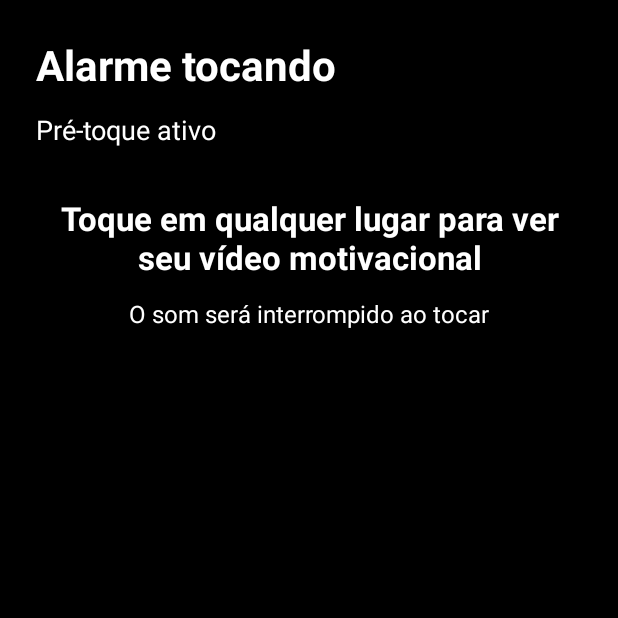
After one commit to nosilleh/AlarmeMotivacional, an Android app: the AlarmRingingActivity screen opened directly, with no data from a screen before it, on a phone screen of 412 x 824 dp, the top half of it. The commit adds this screen. Run offline under Robolectric (Android 15) with nearby library versions, the phone set to English and light mode, and no system bars.

Commit message:
Ajusta fluxo do alarme e adiciona edição dos cards

```diff
--- a/app/src/main/java/com/example/alarmemotivacional/ui/alarms/AlarmAdapter.kt
+++ b/app/src/main/java/com/example/alarmemotivacional/ui/alarms/AlarmAdapter.kt
@@ -13,6 +13,7 @@ import com.google.android.material.materialswitch.MaterialSwitch
 class AlarmAdapter(
     private val lista: MutableList<AlarmData>,
     private val onToggle: (AlarmData) -> Unit,
+    private val onAlarmClick: (AlarmData) -> Unit,
     private val onRemove: (AlarmData) -> Unit
 ) : RecyclerView.Adapter<AlarmAdapter.AlarmViewHolder>() {
 
@@ -44,6 +45,10 @@ class AlarmAdapter(
         holder.switchAtivo.isChecked = alarme.isActive
         holder.switchAtivo.setOnCheckedChangeListener { _, isChecked ->
             onToggle(alarme.copy(isActive = isChecked))
+        }
+
+        holder.itemView.setOnClickListener {
+            onAlarmClick(alarme)
         }
 
         holder.itemView.setOnLongClickListener {
--- /dev/null
+++ b/app/src/main/java/com/example/alarmemotivacional/ui/alarms/AlarmRingingActivity.kt
@@ -0,0 +1,71 @@
+package com.example.alarmemotivacional.ui.alarms
+
+import android.content.Intent
+import android.net.Uri
+import android.os.Build
+import android.os.Bundle
+import android.view.WindowManager
+import android.widget.TextView
+import androidx.appcompat.app.AppCompatActivity
+import com.example.alarmemotivacional.R
+
+class AlarmRingingActivity : AppCompatActivity() {
+
+    private var videoUri: String? = null
+
+    override fun onCreate(savedInstanceState: Bundle?) {
+        super.onCreate(savedInstanceState)
+        setContentView(R.layout.activity_alarm_ringing)
+
+        window.addFlags(WindowManager.LayoutParams.FLAG_KEEP_SCREEN_ON)
+        if (Build.VERSION.SDK_INT >= Build.VERSION_CODES.O_MR1) {
+            setShowWhenLocked(true)
+            setTurnScreenOn(true)
+        } else {
+            @Suppress("DEPRECATION")
+            window.addFlags(
+                WindowManager.LayoutParams.FLAG_DISMISS_KEYGUARD or
+                    WindowManager.LayoutParams.FLAG_SHOW_WHEN_LOCKED or
+                    WindowManager.LayoutParams.FLAG_TURN_SCREEN_ON
+            )
+        }
+
+        videoUri = intent.getStringExtra(EXTRA_VIDEO_URI) ?: intent.dataString
+
+        val title = findViewById<TextView>(R.id.textAlarmTitle)
+        val subtitle = findViewById<TextView>(R.id.textAlarmSubtitle)
+
+        title.setOnClickListener { handleUserInteraction() }
+        subtitle.setOnClickListener { handleUserInteraction() }
+        findViewById<TextView>(R.id.textAlarmAction).setOnClickListener { handleUserInteraction() }
+        findViewById<TextView>(R.id.textAlarmHint).setOnClickListener { handleUserInteraction() }
+        findViewById<androidx.constraintlayout.widget.ConstraintLayout>(R.id.ringingRoot)
+            .setOnClickListener { handleUserInteraction() }
+    }
+
+    private fun handleUserInteraction() {
+        val dismissIntent = Intent(this, AlarmService::class.java).apply {
+            action = AlarmService.ACTION_DISMISS
+        }
+        startService(dismissIntent)
+
+        videoUri?.let {
+            val uri = runCatching { Uri.parse(it) }.getOrNull()
+            if (uri != null) {
+                val videoIntent = Intent(this, VideoActivity::class.java).apply {
+                    action = Intent.ACTION_VIEW
+                    data = uri
+                    putExtra(VideoActivity.EXTRA_VIDEO_URI, it)
+                    addFlags(Intent.FLAG_ACTIVITY_CLEAR_TOP)
+                }
+                startActivity(videoIntent)
+            }
+        }
+
+        finish()
+    }
+
+    companion object {
+        const val EXTRA_VIDEO_URI = "extra_video_uri"
+    }
+}
--- /dev/null
+++ b/app/src/main/res/layout/activity_alarm_ringing.xml
@@ -0,0 +1,59 @@
+<?xml version="1.0" encoding="utf-8"?>
+<androidx.constraintlayout.widget.ConstraintLayout xmlns:android="http://schemas.android.com/apk/res/android"
+    xmlns:app="http://schemas.android.com/apk/res-auto"
+    android:id="@+id/ringingRoot"
+    android:layout_width="match_parent"
+    android:layout_height="match_parent"
+    android:background="@color/black"
+    android:padding="24dp">
+
+    <TextView
+        android:id="@+id/textAlarmTitle"
+        android:layout_width="wrap_content"
+        android:layout_height="wrap_content"
+        android:text="@string/alarm_ringing_title"
+        android:textColor="@android:color/white"
+        android:textSize="28sp"
+        android:textStyle="bold"
+        app:layout_constraintStart_toStartOf="parent"
+        app:layout_constraintTop_toTopOf="parent" />
+
+    <TextView
+        android:id="@+id/textAlarmSubtitle"
+        android:layout_width="wrap_content"
+        android:layout_height="wrap_content"
+        android:layout_marginTop="12dp"
+        android:text="@string/alarm_ringing_subtitle"
+        android:textColor="@android:color/white"
+        android:textSize="18sp"
+        app:layout_constraintStart_toStartOf="parent"
+        app:layout_constraintTop_toBottomOf="@id/textAlarmTitle" />
+
+    <TextView
+        android:id="@+id/textAlarmAction"
+        android:layout_width="0dp"
+        android:layout_height="wrap_content"
+        android:layout_marginTop="32dp"
+        android:text="@string/alarm_ringing_action"
+        android:textAlignment="center"
+        android:textColor="@android:color/white"
+        android:textSize="22sp"
+        android:textStyle="bold"
+        app:layout_constraintEnd_toEndOf="parent"
+        app:layout_constraintStart_toStartOf="parent"
+        app:layout_constraintTop_toBottomOf="@id/textAlarmSubtitle" />
+
+    <TextView
+        android:id="@+id/textAlarmHint"
+        android:layout_width="0dp"
+        android:layout_height="wrap_content"
+        android:layout_marginTop="12dp"
+        android:text="@string/alarm_ringing_hint"
+        android:textAlignment="center"
+        android:textColor="@android:color/white"
+        android:textSize="16sp"
+        app:layout_constraintEnd_toEndOf="parent"
+        app:layout_constraintStart_toStartOf="parent"
+        app:layout_constraintTop_toBottomOf="@id/textAlarmAction" />
+
+</androidx.constraintlayout.widget.ConstraintLayout>
--- a/app/src/main/res/values/strings.xml
+++ b/app/src/main/res/values/strings.xml
@@ -27,4 +27,11 @@
     <string name="select_video_button">Selecionar vídeo</string>
     <string name="alarm_video_default">Vídeo padrão</string>
     <string name="alarm_video_custom">Vídeo personalizado</string>
+    <string name="alarm_ringing_title">Alarme tocando</string>
+    <string name="alarm_ringing_subtitle">Pré-toque ativo</string>
+    <string name="alarm_ringing_action">Toque em qualquer lugar para ver seu vídeo motivacional</string>
+    <string name="alarm_ringing_hint">O som será interrompido ao tocar</string>
+    <string name="alarm_options_title">Opções do alarme</string>
+    <string name="alarm_option_edit">Editar</string>
+    <string name="alarm_option_delete">Excluir</string>
 </resources>
```
Also changed, not shown: app/src/main/AndroidManifest.xml (+7 -0 lines), app/src/main/java/com/example/alarmemotivacional/ui/alarms/AddAlarmActivity.kt (+74 -31 lines), app/src/main/java/com/example/alarmemotivacional/ui/alarms/AlarmActivity.kt (+27 -1 lines), app/src/main/java/com/example/alarmemotivacional/ui/alarms/AlarmService.kt (+11 -16 lines).
